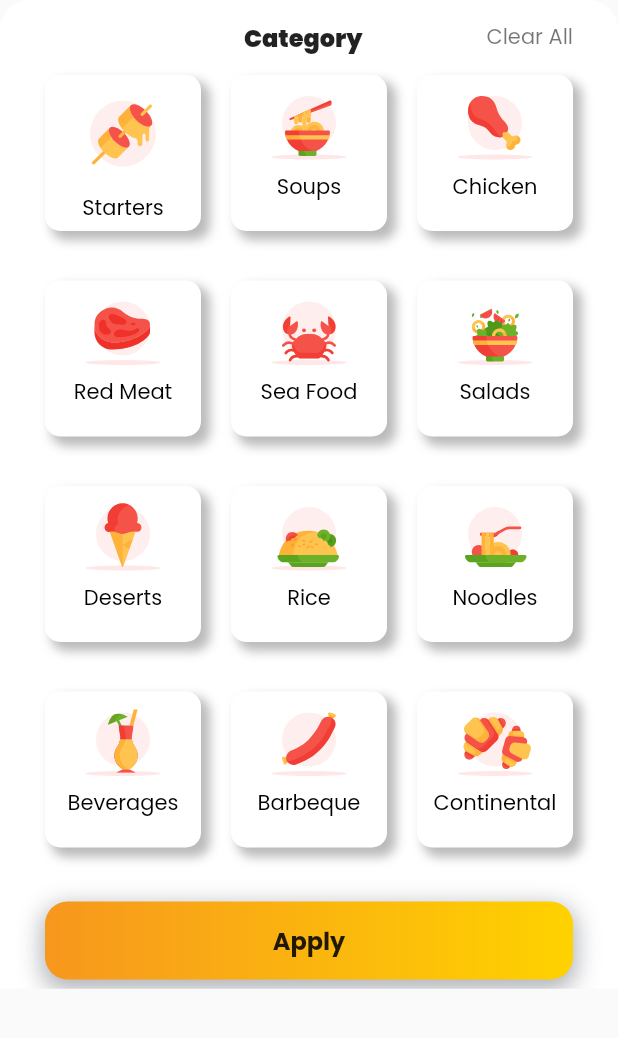
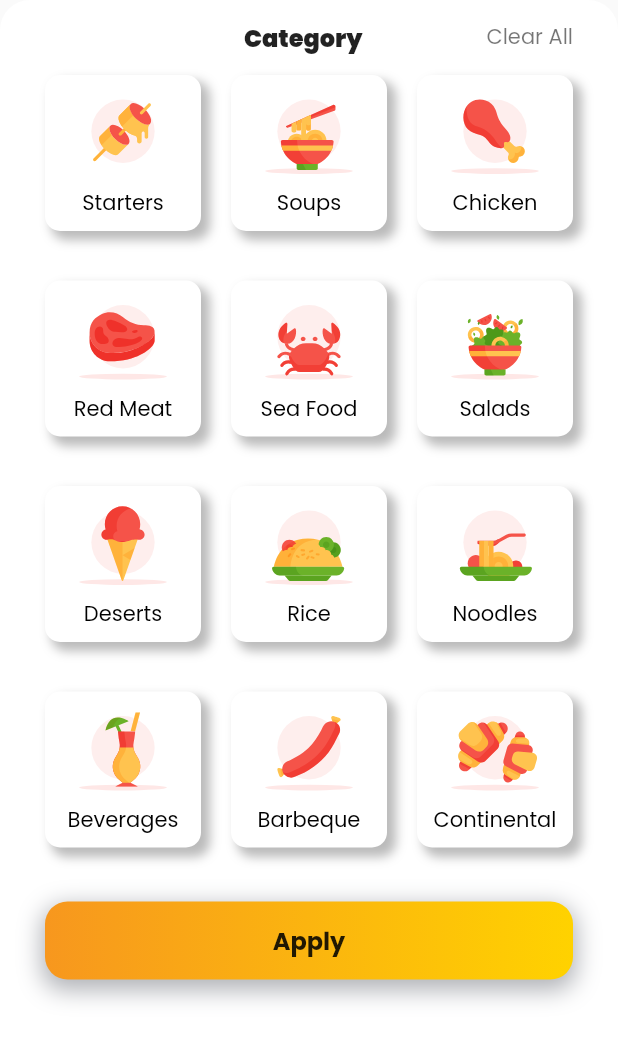
Before and after one commit to radutta/DineReelMobileApp, a Flutter app: the CategoryBottomSheet widget shown alone on an empty page, opened directly, on a phone screen of 412 x 824 dp. Shown: the top 1038 px of the screen. Run offline on Flutter 3.47's test engine with Material 2 defaults, Android fonts, the phone set to English and light mode, and no system bars; our stand-ins replace bloc, carousel_slider, easy_localization, flutter_bloc, flutter_svg, google_fonts and 5 more; missing offline and left inert: qr_code_scanner; network calls fail.

Commit message:
crearing responsive design

```diff
--- a/lib/src/features/menu/widgets/banner_widget.dart
+++ b/lib/src/features/menu/widgets/banner_widget.dart
@@ -33,7 +33,7 @@ class _BannerWidgetState extends State<BannerWidget> {
 
   Widget buildIndicator() => AnimatedSmoothIndicator(
         activeIndex: activeIndex,
-        count: 4,
+        count: images.length,
         onDotClicked: animateToSlide,
         effect: const ScrollingDotsEffect(
           dotWidth: 10,
--- a/lib/src/features/menu/widgets/category_filter_bottomsheet.dart
+++ b/lib/src/features/menu/widgets/category_filter_bottomsheet.dart
@@ -23,7 +23,7 @@ class _CategoryBottomSheetState extends State<CategoryBottomSheet> {
       ),
       child: Container(
         color: AppColors.white,
-        height: MediaQuery.of(context).size.height * .8,
+        height: MediaQuery.of(context).size.height * .85,
         child: Container(
           margin: const EdgeInsets.symmetric(horizontal: 30),
           child: Column(
@@ -100,7 +100,11 @@ class _CategoryBottomSheetState extends State<CategoryBottomSheet> {
                               children: [
                                 Column(
                                   children: [
-                                    SvgPicture.asset(categories[index].icon),
+                                    SvgPicture.asset(
+                                      categories[index].icon,
+                                      height: 75,
+                                      fit: BoxFit.cover,
+                                    ),
                                   ],
                                 ),
                                 Center(
--- a/lib/src/features/user/widgets/user_details_card.dart
+++ b/lib/src/features/user/widgets/user_details_card.dart
@@ -49,7 +49,7 @@ class UserDetailsCard extends StatelessWidget {
                     Navigator.of(context)
                         .push(Routes().createRoute(const EditProfilePage()));
                   },
-                  child: const Icon(Icons.edit))
+                  child: const Icon(Icons.edit_outlined))
             ],
           ),
           Text('Shyamantak Ghosh',
```
Also changed, not shown: lib/src/features/menu/screens/item_detials_page.dart (+18 -8 lines), lib/src/features/user/widgets/recent_order_widget.dart (+7 -4 lines).
